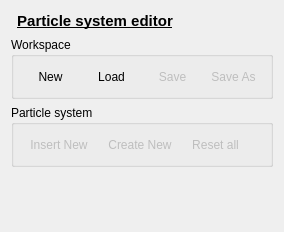
Before: the Qt Designer form code/nel/tools/3d/object_viewer_qt/src/plugins/object_viewer/workspace_form.ui in ryzom/ryzomcore, drawn with Qt 5.
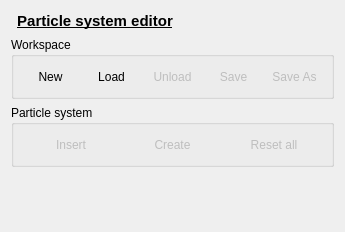
After: the same form once the commit is applied. Icons and pictures are not drawn.

Commit message: Changed: #1193 Updated ovqt icons(thanks Kaetemi). Updated layout value gradient dialog. Added initial scheme bank work for particle system editor.

What changed in the file:
```diff
--- a/code/nel/tools/3d/object_viewer_qt/src/plugins/object_viewer/workspace_form.ui
+++ b/code/nel/tools/3d/object_viewer_qt/src/plugins/object_viewer/workspace_form.ui
@@ -6,7 +6,7 @@
    <rect>
     <x>0</x>
     <y>0</y>
-    <width>282</width>
+    <width>337</width>
     <height>232</height>
    </rect>
   </property>
@@ -130,7 +130,7 @@
         </property>
        </widget>
       </item>
-      <item row="0" column="3">
+      <item row="0" column="4">
        <widget class="QToolButton" name="saveToolButton">
         <property name="enabled">
          <bool>false</bool>
@@ -177,7 +177,7 @@
         </property>
        </widget>
       </item>
-      <item row="0" column="4">
+      <item row="0" column="5">
        <widget class="QToolButton" name="saveAsToolButton">
         <property name="enabled">
          <bool>false</bool>
@@ -221,18 +221,49 @@
         </property>
        </widget>
       </item>
-      <item row="0" column="5">
-       <spacer name="horizontalSpacer_3">
-        <property name="orientation">
-         <enum>Qt::Horizontal</enum>
+      <item row="0" column="3">
+       <widget class="QToolButton" name="unloadToolButton">
+        <property name="enabled">
+         <bool>false</bool>
         </property>
-        <property name="sizeHint" stdset="0">
+        <property name="sizePolicy">
+         <sizepolicy hsizetype="Preferred" vsizetype="Preferred">
+          <horstretch>0</horstretch>
+          <verstretch>0</verstretch>
+         </sizepolicy>
+        </property>
+        <property name="minimumSize">
          <size>
-          <width>0</width>
+          <width>55</width>
           <height>0</height>
          </size>
         </property>
-       </spacer>
+        <property name="maximumSize">
+         <size>
+          <width>16777215</width>
+          <height>16777215</height>
+         </size>
+        </property>
+        <property name="text">
+         <string>Unload</string>
+        </property>
+        <property name="icon">
+         <iconset resource="object_viewer.qrc">
+          <normaloff>:/icons/ic_nel_particle_system_close.png</normaloff>:/icons/ic_nel_particle_system_close.png</iconset>
+        </property>
+        <property name="iconSize">
+         <size>
+          <width>32</width>
+          <height>32</height>
+         </size>
+        </property>
+        <property name="toolButtonStyle">
+         <enum>Qt::ToolButtonTextUnderIcon</enum>
+        </property>
+        <property name="autoRaise">
+         <bool>true</bool>
+        </property>
+       </widget>
       </item>
      </layout>
     </widget>
@@ -267,7 +298,7 @@
          </size>
         </property>
         <property name="text">
-         <string>Insert New</string>
+         <string>Insert</string>
         </property>
         <property name="icon">
          <iconset resource="object_viewer.qrc">
@@ -311,7 +342,7 @@
          </size>
         </property>
         <property name="text">
-         <string>Create New</string>
+         <string>Create</string>
         </property>
         <property name="icon">
          <iconset resource="object_viewer.qrc">
@@ -331,7 +362,7 @@
         </property>
        </widget>
       </item>
-      <item row="0" column="2">
+      <item row="0" column="3">
        <widget class="QToolButton" name="resetToolButton">
         <property name="enabled">
          <bool>false</bool>
@@ -375,19 +406,6 @@
         </property>
        </widget>
       </item>
-      <item row="0" column="3">
-       <spacer name="horizontalSpacer_4">
-        <property name="orientation">
-         <enum>Qt::Horizontal</enum>
-        </property>
-        <property name="sizeHint" stdset="0">
-         <size>
-          <width>0</width>
-          <height>0</height>
-         </size>
-        </property>
-       </spacer>
-      </item>
      </layout>
     </widget>
    </item>
```
Left out of the diff: 14 changed lines with no effect on the pictures. The commit also changes 127 other files.
